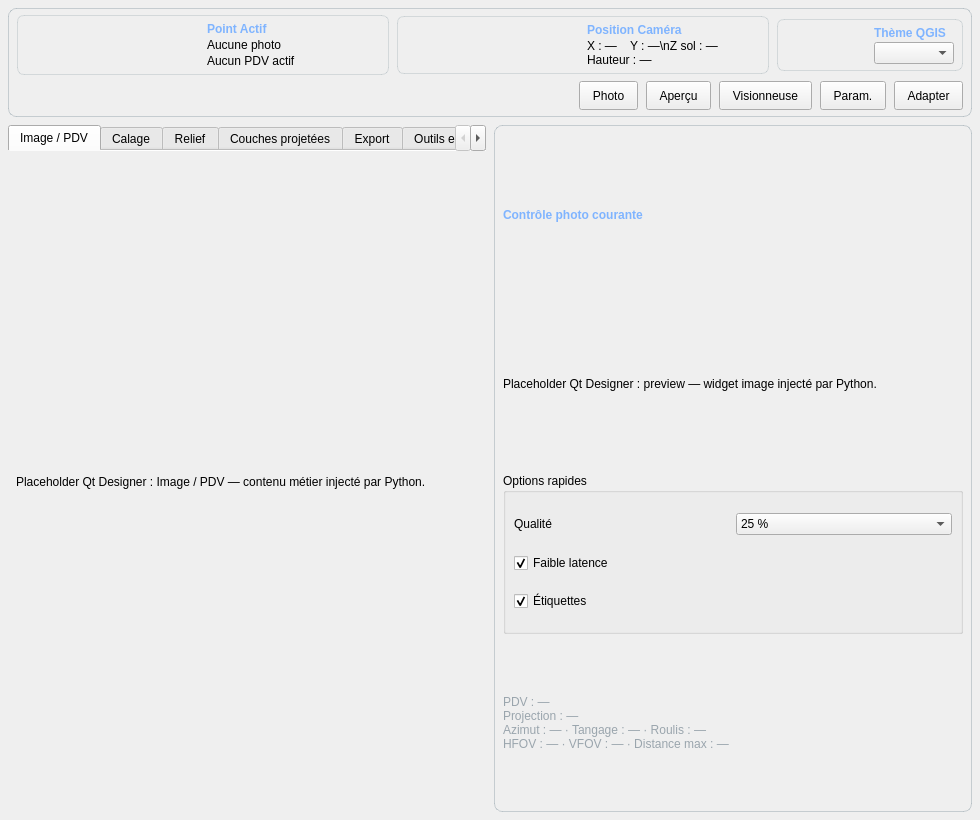
First picture: the form in ui/qcalview_dock.ui, repository Fkzo-Arctan/QCALVIEW, before the edit.
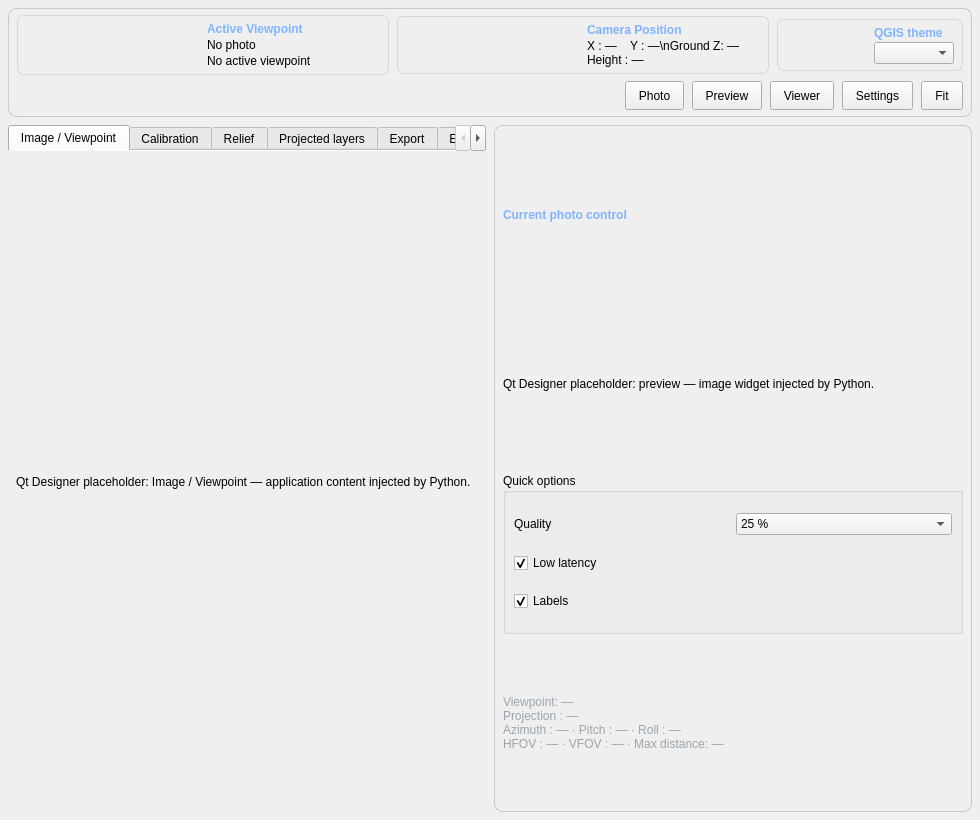
Second picture: the form after the edit. Icons and pictures are not drawn.

```diff
--- a/ui/qcalview_dock.ui
+++ b/ui/qcalview_dock.ui
@@ -132,7 +132,7 @@
              <item>
               <widget class="QLabel" name="titlePhotoPdv">
                <property name="text">
-                <string>Point Actif</string>
+                <string>Active Viewpoint</string>
                </property>
                <property name="wordWrap">
                 <bool>true</bool>
@@ -142,7 +142,7 @@
              <item>
               <widget class="QLabel" name="lbl_info">
                <property name="text">
-                <string>Aucune photo</string>
+                <string>No photo</string>
                </property>
                <property name="wordWrap">
                 <bool>true</bool>
@@ -152,7 +152,7 @@
              <item>
               <widget class="QLabel" name="lbl_current_pdv">
                <property name="text">
-                <string>Aucun PDV actif</string>
+                <string>No active viewpoint</string>
                </property>
                <property name="wordWrap">
                 <bool>true</bool>
@@ -212,14 +212,14 @@
              <item>
               <widget class="QLabel" name="titleCamera">
                <property name="text">
-                <string>Position Caméra</string>
+                <string>Camera Position</string>
                </property>
               </widget>
              </item>
              <item>
               <widget class="QLabel" name="lbl_cockpit_camera">
                <property name="text">
-                <string>X : —    Y : —\nZ sol : —    Hauteur : —</string>
+                <string>X : —    Y : —\nGround Z: —    Height : —</string>
                </property>
                <property name="wordWrap">
                 <bool>true</bool>
@@ -279,7 +279,7 @@
              <item>
               <widget class="QLabel" name="titleTheme">
                <property name="text">
-                <string>Thème QGIS</string>
+                <string>QGIS theme</string>
                </property>
               </widget>
              </item>
@@ -345,7 +345,7 @@
         <item>
          <widget class="QToolButton" name="btn_refresh_top">
           <property name="text">
-           <string>Aperçu</string>
+           <string>Preview</string>
           </property>
           <property name="icon">
            <iconset>
@@ -360,7 +360,7 @@
         <item>
          <widget class="QToolButton" name="btn_view">
           <property name="text">
-           <string>Visionneuse</string>
+           <string>Viewer</string>
           </property>
           <property name="icon">
            <iconset>
@@ -375,7 +375,7 @@
         <item>
          <widget class="QToolButton" name="btn_settings">
           <property name="text">
-           <string>Param.</string>
+           <string>Settings</string>
           </property>
           <property name="icon">
            <iconset>
@@ -390,7 +390,7 @@
         <item>
          <widget class="QToolButton" name="btn_fit_window">
           <property name="text">
-           <string>Adapter</string>
+           <string>Fit</string>
           </property>
           <property name="icon">
            <iconset>
@@ -441,7 +441,7 @@
           <enum>QFrame::NoFrame</enum>
          </property>
          <attribute name="title">
-          <string>Image / PDV</string>
+          <string>Image / Viewpoint</string>
          </attribute>
          <attribute name="icon">
           <iconset>
@@ -492,7 +492,7 @@
                  <string>qcvPlaceholderHint</string>
                 </property>
                 <property name="text">
-                 <string>Placeholder Qt Designer : Image / PDV — contenu métier injecté par Python.</string>
+                 <string>Qt Designer placeholder: Image / Viewpoint — application content injected by Python.</string>
                 </property>
                 <property name="wordWrap">
                  <bool>true</bool>
@@ -513,7 +513,7 @@
           <enum>QFrame::NoFrame</enum>
          </property>
          <attribute name="title">
-          <string>Calage</string>
+          <string>Calibration</string>
          </attribute>
          <attribute name="icon">
           <iconset>
@@ -657,7 +657,7 @@
           <enum>QFrame::NoFrame</enum>
          </property>
          <attribute name="title">
-          <string>Couches projetées</string>
+          <string>Projected layers</string>
          </attribute>
          <attribute name="icon">
           <iconset>
@@ -801,7 +801,7 @@
           <enum>QFrame::NoFrame</enum>
          </property>
          <attribute name="title">
-          <string>Outils expérimentaux</string>
+          <string>Experimental Tools</string>
          </attribute>
          <attribute name="icon">
           <iconset>
@@ -899,7 +899,7 @@
            <item>
             <widget class="QLabel" name="previewPanelTitle">
              <property name="text">
-              <string>Contrôle photo courante</string>
+              <string>Current photo control</string>
              </property>
             </widget>
            </item>
@@ -942,7 +942,7 @@
                <string>qcvPlaceholderHint</string>
               </property>
               <property name="text">
-               <string>Placeholder Qt Designer : preview — widget image injecté par Python.</string>
+               <string>Qt Designer placeholder: preview — image widget injected by Python.</string>
               </property>
               <property name="wordWrap">
                <bool>true</bool>
@@ -955,7 +955,7 @@
          <item>
           <widget class="QGroupBox" name="quickOptionsGroup">
            <property name="title">
-            <string>Options rapides</string>
+            <string>Quick options</string>
            </property>
            <layout class="QGridLayout" name="quickOptionsLayout">
             <property name="leftMargin">
@@ -973,7 +973,7 @@
             <item row="0" column="0">
              <widget class="QLabel" name="qualityLabel">
               <property name="text">
-               <string>Qualité</string>
+               <string>Quality</string>
               </property>
              </widget>
             </item>
@@ -999,7 +999,7 @@
             <item row="1" column="0" colspan="2">
              <widget class="QCheckBox" name="cb_lowlat">
               <property name="text">
-               <string>Faible latence</string>
+               <string>Low latency</string>
               </property>
               <property name="checked">
                <bool>true</bool>
@@ -1009,7 +1009,7 @@
             <item row="2" column="0" colspan="2">
              <widget class="QCheckBox" name="cb_show_labels">
               <property name="text">
-               <string>Étiquettes</string>
+               <string>Labels</string>
               </property>
               <property name="checked">
                <bool>true</bool>
@@ -1022,10 +1022,10 @@
          <item>
           <widget class="QLabel" name="lbl_preview_info">
            <property name="text">
-            <string>PDV : —
+            <string>Viewpoint: —
 Projection : —
-Azimut : — · Tangage : — · Roulis : —
-HFOV : — · VFOV : — · Distance max : —</string>
+Azimuth : — · Pitch : — · Roll : —
+HFOV : — · VFOV : — · Max distance: —</string>
            </property>
            <property name="wordWrap">
             <bool>true</bool>
```
Left out of the diff: 10 changed lines with no effect on the pictures.
